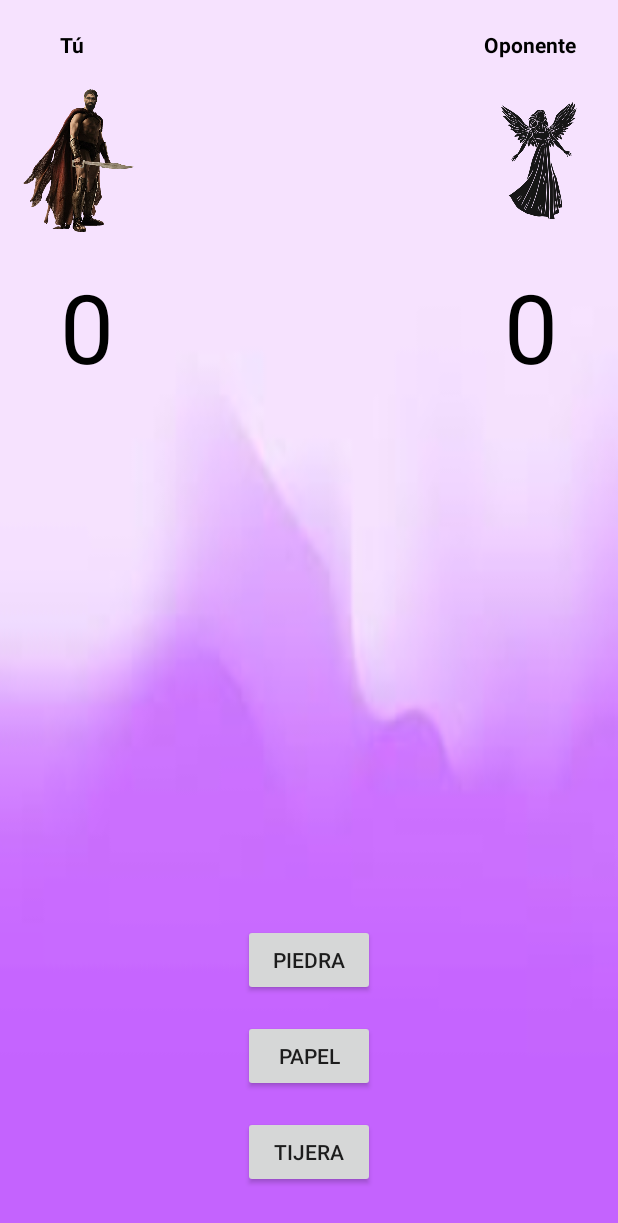
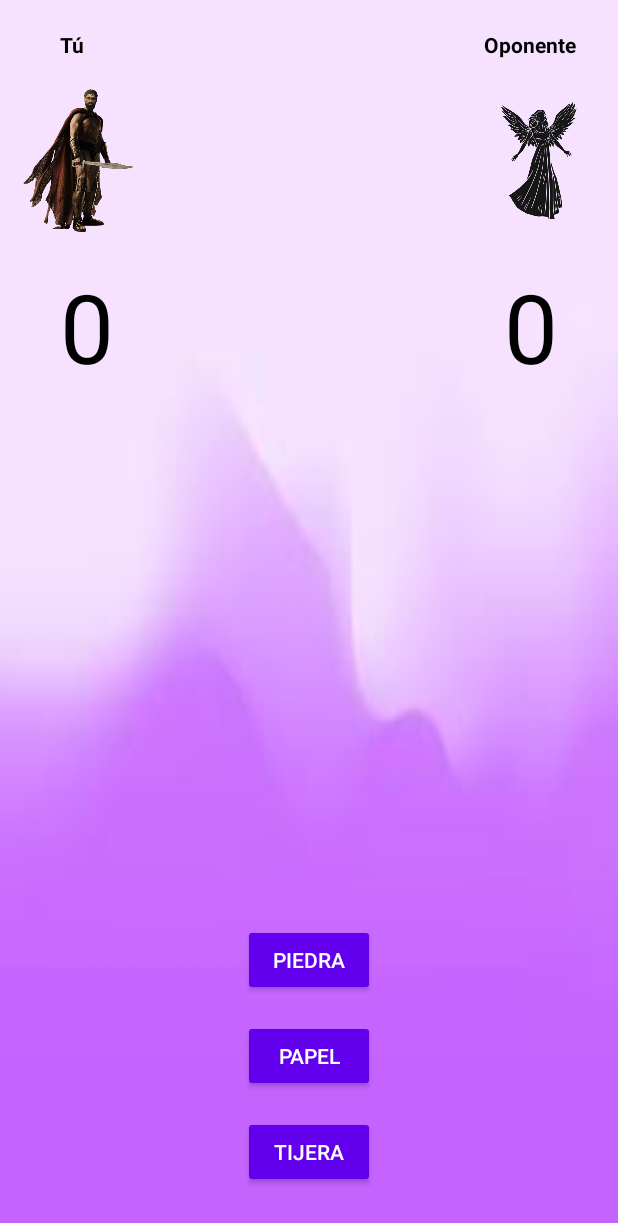
Before and after one commit to lanorrron/mi-primer-juego, an Android app: the MainActivity2 screen opened directly, with no data from a screen before it, on a phone screen of 412 x 824 dp. Shown: the top 1223 px of the screen. Run offline under Robolectric (Android 15) with nearby library versions, the light colour scheme and no system bars.

Commit message:
agregado de colores en los botones y sus textos

```diff
--- a/app/src/main/res/layout/activity_main2.xml
+++ b/app/src/main/res/layout/activity_main2.xml
@@ -121,6 +121,8 @@
         android:layout_height="wrap_content"
         android:layout_marginBottom="16dp"
         android:text="Piedra"
+        android:textColor="@color/white"
+        android:backgroundTint="@color/purple_500"
         app:layout_constraintBottom_toTopOf="@+id/Papel"
         app:layout_constraintEnd_toEndOf="parent"
         app:layout_constraintStart_toStartOf="parent" />
@@ -131,6 +133,8 @@
         android:layout_height="wrap_content"
         android:layout_marginBottom="16dp"
         android:text="Papel"
+        android:textColor="@color/white"
+        android:backgroundTint="@color/purple_500"
         app:layout_constraintBottom_toTopOf="@+id/Tijera"
         app:layout_constraintEnd_toEndOf="parent"
         app:layout_constraintStart_toStartOf="parent" />
@@ -141,6 +145,8 @@
         android:layout_height="wrap_content"
         android:layout_marginBottom="32dp"
         android:text="Tijera"
+        android:textColor="@color/white"
+        android:backgroundTint="@color/purple_500"
         app:layout_constraintBottom_toBottomOf="parent"
         app:layout_constraintEnd_toEndOf="parent"
         app:layout_constraintStart_toStartOf="parent" />
```
Also changed, not shown: app/src/main/res/drawable/imagen5.png (added).
